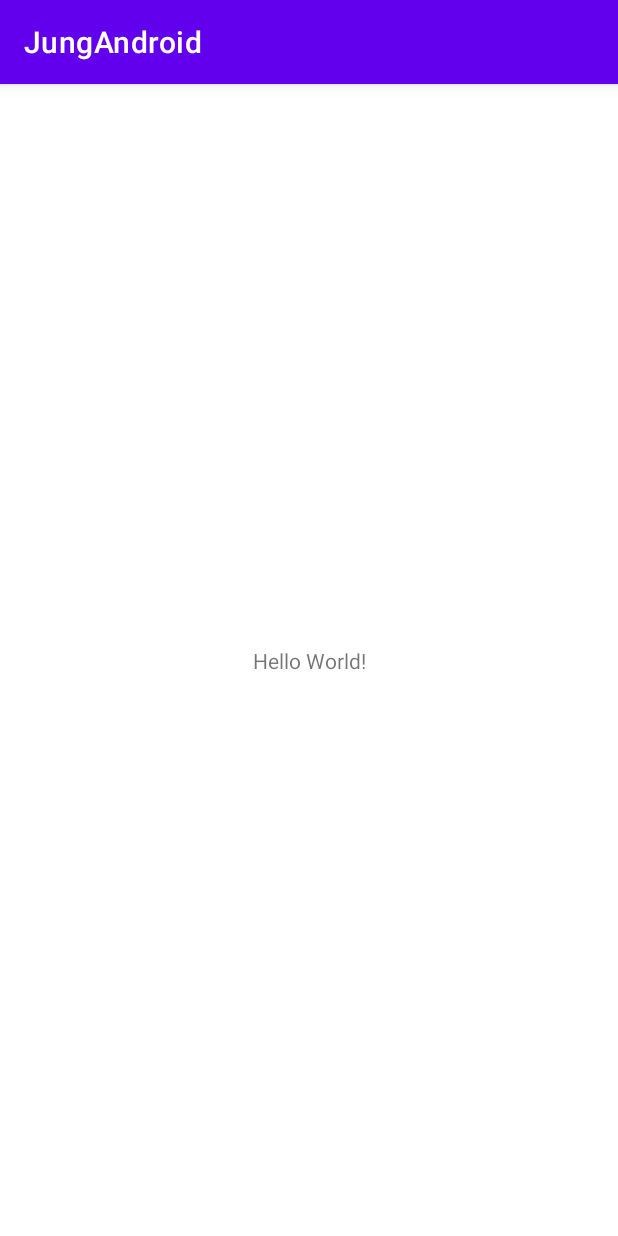
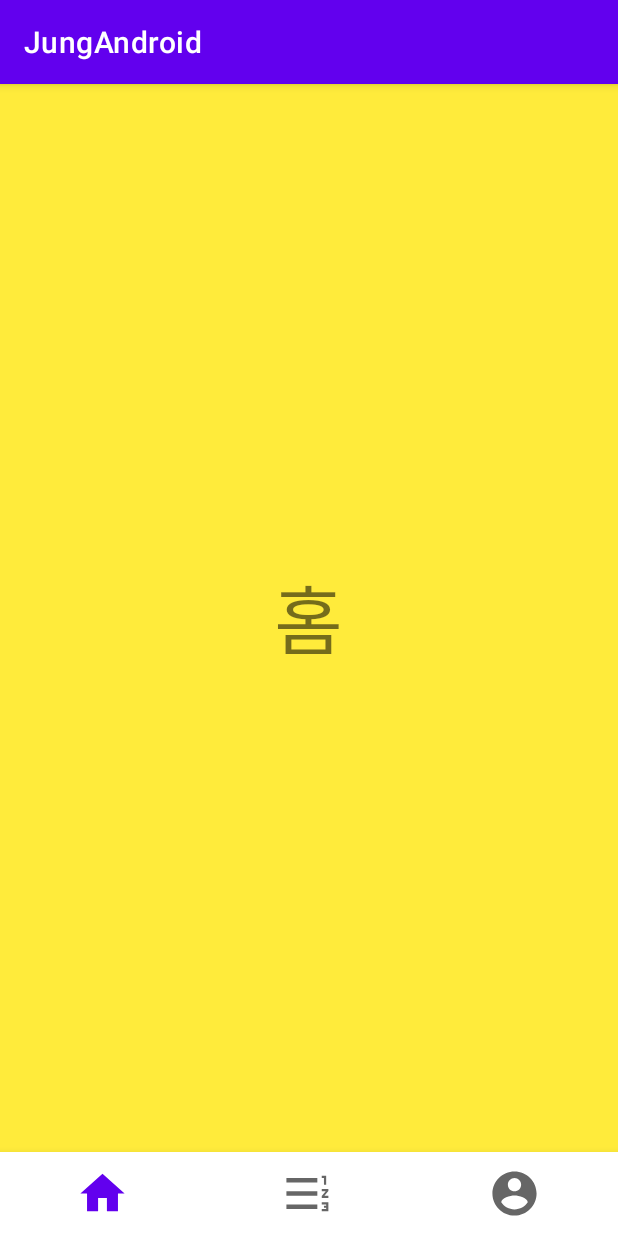
Before and after one commit to Liv66/JungAndroid, an Android app: the screen it shows after launch (MainActivity), on a phone screen of 412 x 824 dp. Run offline under Robolectric (Android 15) with nearby library versions, the phone set to English and light mode, and no system bars.

Commit message:
fragment의 동작 설명, navigationView를 사용하지 않고 framelayout을 navigationView로 사용, nav_graph를 사용하지 않고 프래그먼트 전환, supportFragmentManager을 활용해 프래그먼트 add replace 방법

```diff
--- a/JungAndroid/app/build.gradle
+++ b/JungAndroid/app/build.gradle
@@ -37,6 +37,7 @@ dependencies {
     implementation 'androidx.appcompat:appcompat:1.4.1'
     implementation 'com.google.android.material:material:1.5.0'
     implementation 'androidx.constraintlayout:constraintlayout:2.1.3'
+    implementation 'androidx.legacy:legacy-support-v4:1.0.0'
     testImplementation 'junit:junit:4.13.2'
     androidTestImplementation 'androidx.test.ext:junit:1.1.3'
     androidTestImplementation 'androidx.test.espresso:espresso-core:3.4.0'
--- /dev/null
+++ b/JungAndroid/app/src/main/java/com/example/jungandroid/HomeFragment.kt
@@ -0,0 +1,45 @@
+package com.example.jungandroid
+
+import android.content.Context
+import android.os.Bundle
+import android.util.Log
+import androidx.fragment.app.Fragment
+import android.view.LayoutInflater
+import android.view.View
+import android.view.ViewGroup
+
+
+class HomeFragment : Fragment() {
+
+    companion object{
+        const val TAG: String = "로그"
+
+        fun newInstance() : HomeFragment{
+            return HomeFragment()
+        }
+    }
+
+    // 메모리에 올라갔을 때
+    override fun onCreate(savedInstanceState: Bundle?) {
+        super.onCreate(savedInstanceState)
+        Log.d(TAG, "HomeFragment- onCreate() called")
+    }
+
+    // 프래그먼트를 안고 있는 액티비티에 붙었을 때
+    override fun onAttach(context: Context) {
+        super.onAttach(context)
+        Log.d(TAG, "HomeFragment- onAttach() called")
+    }
+
+    // 뷰가 생성되었을 때
+    // 프래그먼트와 레이아웃을 연결시켜주는 부분
+    override fun onCreateView(
+        inflater: LayoutInflater, container: ViewGroup?,
+        savedInstanceState: Bundle?,
+    ): View? {
+
+        Log.d(TAG, "HomeFragment- onCreateView() called")
+
+        return inflater.inflate(R.layout.fragment_home, container, false)
+    }
+}
--- a/JungAndroid/app/src/main/java/com/example/jungandroid/MainActivity.kt
+++ b/JungAndroid/app/src/main/java/com/example/jungandroid/MainActivity.kt
@@ -1,11 +1,77 @@
 package com.example.jungandroid
 
+import android.os.Bundle
+import android.util.Log
+import android.view.MenuItem
 import androidx.appcompat.app.AppCompatActivity
-import android.os.Bundle
+import com.google.android.material.navigation.NavigationBarView
 
-class MainActivity : AppCompatActivity() {
+class MainActivity : AppCompatActivity(), NavigationBarView.OnItemSelectedListener {
+
+    private lateinit var homeFragment: HomeFragment
+    private lateinit var rankingFragment: RankingFragment
+    private lateinit var profileFragment: ProfileFragment
+
+    companion object {
+
+        val TAG: String = "로그"
+
+    }
+
     override fun onCreate(savedInstanceState: Bundle?) {
         super.onCreate(savedInstanceState)
         setContentView(R.layout.activity_main)
+
+//        findViewById<NavigationBarView>(R.id.bottom_nav).setOnItemSelectedListener(onBottomNavItemSelectedListener)
+        findViewById<NavigationBarView>(R.id.bottom_nav).setOnItemSelectedListener(this)
+        homeFragment = HomeFragment.newInstance()
+        supportFragmentManager.beginTransaction().add(R.id.fragment_frame, homeFragment)
+            .commit() // 처음 프래그먼트를 올릴 때는 add로 올려야한다.
+
+    }
+
+    override fun onNavigationItemSelected(item: MenuItem): Boolean {
+        Log.d(TAG, "MainActivity- onNavigationItemSelected() called")
+
+        when (item.itemId) {
+            R.id.menu_home -> {
+                Log.d(TAG, "MainActivity- 홈버튼 클릭 called")
+                homeFragment = HomeFragment.newInstance()
+                supportFragmentManager.beginTransaction().replace(R.id.fragment_frame, homeFragment)
+                    .commit()
+                // replace(출력할 레이아웃, 올릴 레이아웃), replace는 올려져있는 프래그먼트를 교체한다.
+//                supportFragmentManager.beginTransaction().add(R.id.fragment_frame, homeFragment).commit()
+                // add는 올려져있는 프래그먼트를 더한한다.
+            }
+            R.id.menu_ranking -> {
+                Log.d(TAG, "MainActivity- 랭킹버튼 클릭 called")
+                rankingFragment = RankingFragment.newInstance()
+                supportFragmentManager.beginTransaction()
+                    .replace(R.id.fragment_frame, rankingFragment).commit()
+            }
+            R.id.menu_profile -> {
+                Log.d(TAG, "MainActivity- 메뉴버튼 클릭 called")
+                profileFragment = ProfileFragment.newInstance()
+                supportFragmentManager.beginTransaction()
+                    .replace(R.id.fragment_frame, profileFragment).commit()
+            }
+        }
+        return true
+    }
+
+    // 인터페이스를 사용하지 않는 경우 바텀네비게이션 아이템 클릭 리스너 설정
+    private val onBottomNavItemSelectedListener = NavigationBarView.OnItemSelectedListener {
+        when (it.itemId) {
+            R.id.menu_home -> {
+                Log.d(TAG, "MainActivity- 홈버튼 클릭 called")
+            }
+            R.id.menu_ranking -> {
+                Log.d(TAG, "MainActivity- 랭킹버튼 클릭 called")
+            }
+            R.id.menu_profile -> {
+                Log.d(TAG, "MainActivity- 메뉴버튼 클릭 called")
+            }
+        }
+        true
     }
 }
--- /dev/null
+++ b/JungAndroid/app/src/main/res/drawable/ic_home.xml
@@ -0,0 +1,10 @@
+<vector xmlns:android="http://schemas.android.com/apk/res/android"
+    android:width="24dp"
+    android:height="24dp"
+    android:viewportWidth="24"
+    android:viewportHeight="24"
+    android:tint="?attr/colorControlNormal">
+  <path
+      android:fillColor="@android:color/white"
+      android:pathData="M10,20v-6h4v6h5v-8h3L12,3 2,12h3v8z"/>
+</vector>
--- /dev/null
+++ b/JungAndroid/app/src/main/res/drawable/ic_profile.xml
@@ -0,0 +1,10 @@
+<vector xmlns:android="http://schemas.android.com/apk/res/android"
+    android:width="24dp"
+    android:height="24dp"
+    android:viewportWidth="24"
+    android:viewportHeight="24"
+    android:tint="?attr/colorControlNormal">
+  <path
+      android:fillColor="@android:color/white"
+      android:pathData="M12,2C6.48,2 2,6.48 2,12s4.48,10 10,10 10,-4.48 10,-10S17.52,2 12,2zM12,5c1.66,0 3,1.34 3,3s-1.34,3 -3,3 -3,-1.34 -3,-3 1.34,-3 3,-3zM12,19.2c-2.5,0 -4.71,-1.28 -6,-3.22 0.03,-1.99 4,-3.08 6,-3.08 1.99,0 5.97,1.09 6,3.08 -1.29,1.94 -3.5,3.22 -6,3.22z"/>
+</vector>
--- /dev/null
+++ b/JungAndroid/app/src/main/res/drawable/ic_ranking.xml
@@ -0,0 +1,10 @@
+<vector xmlns:android="http://schemas.android.com/apk/res/android"
+    android:width="24dp"
+    android:height="24dp"
+    android:viewportWidth="24"
+    android:viewportHeight="24"
+    android:tint="?attr/colorControlNormal">
+  <path
+      android:fillColor="@android:color/white"
+      android:pathData="M18,17h2v0.5h-1v1h1v0.5h-2v1h3v-4h-3zM19,8h1L20,4h-2v1h1zM18,11h1.8L18,13.1v0.9h3v-1h-1.8l1.8,-2.1L21,10h-3zM2,5h14v2L2,7zM2,17h14v2L2,19zM2,11h14v2L2,13z"/>
+</vector>
--- a/JungAndroid/app/src/main/res/layout/activity_main.xml
+++ b/JungAndroid/app/src/main/res/layout/activity_main.xml
@@ -1,18 +1,29 @@
 <?xml version="1.0" encoding="utf-8"?>
-<androidx.constraintlayout.widget.ConstraintLayout xmlns:android="http://schemas.android.com/apk/res/android"
+<RelativeLayout xmlns:android="http://schemas.android.com/apk/res/android"
     xmlns:app="http://schemas.android.com/apk/res-auto"
     xmlns:tools="http://schemas.android.com/tools"
     android:layout_width="match_parent"
     android:layout_height="match_parent"
+    android:background="#D8D8D8"
     tools:context=".MainActivity">
 
-    <TextView
-        android:layout_width="wrap_content"
+    <FrameLayout
+        android:id="@+id/fragment_frame"
+        android:layout_width="match_parent"
+        android:layout_height="match_parent"
+        android:layout_above="@id/bottom_nav"
+        android:layout_alignParentTop="true"
+        android:layout_centerHorizontal="true"
+        android:background="#3F51B5" />
+
+    <com.google.android.material.bottomnavigation.BottomNavigationView
+        android:id="@+id/bottom_nav"
+        android:layout_width="match_parent"
         android:layout_height="wrap_content"
-        android:text="Hello World!"
-        app:layout_constraintBottom_toBottomOf="parent"
-        app:layout_constraintLeft_toLeftOf="parent"
-        app:layout_constraintRight_toRightOf="parent"
-        app:layout_constraintTop_toTopOf="parent" />
+        android:layout_alignParentBottom="true"
+        android:layout_centerHorizontal="true"
+        app:itemIconSize="35dp"
+        app:labelVisibilityMode="unlabeled"
+        app:menu="@menu/bottom_nav_menu" />
 
-</androidx.constraintlayout.widget.ConstraintLayout>
+</RelativeLayout>
--- /dev/null
+++ b/JungAndroid/app/src/main/res/layout/fragment_home.xml
@@ -0,0 +1,16 @@
+<?xml version="1.0" encoding="utf-8"?>
+<LinearLayout xmlns:android="http://schemas.android.com/apk/res/android"
+    xmlns:tools="http://schemas.android.com/tools"
+    android:layout_width="match_parent"
+    android:layout_height="match_parent"
+    android:background="#FFEB3B"
+    android:gravity="center"
+    tools:context=".HomeFragment">
+
+    <TextView
+        android:layout_width="wrap_content"
+        android:layout_height="wrap_content"
+        android:text="홈"
+        android:textSize="50dp" />
+
+</LinearLayout>
--- /dev/null
+++ b/JungAndroid/app/src/main/res/menu/bottom_nav_menu.xml
@@ -0,0 +1,18 @@
+<?xml version="1.0" encoding="utf-8"?>
+<menu xmlns:android="http://schemas.android.com/apk/res/android">
+    <item
+        android:id="@+id/menu_home"
+        android:title="홈"
+        android:icon="@drawable/ic_home"
+        />
+    <item
+        android:id="@+id/menu_ranking"
+        android:title="랭킹"
+        android:icon="@drawable/ic_ranking"
+        />
+    <item
+        android:id="@+id/menu_profile"
+        android:title="프로필"
+        android:icon="@drawable/ic_profile"
+        />
+</menu>
--- a/JungAndroid/app/src/main/res/values/strings.xml
+++ b/JungAndroid/app/src/main/res/values/strings.xml
@@ -1,3 +1,5 @@
 <resources>
     <string name="app_name">JungAndroid</string>
+    <!-- TODO: Remove or change this placeholder text -->
+    <string name="hello_blank_fragment">Hello blank fragment</string>
 </resources>
```
Also changed, not shown: JungAndroid/app/src/main/java/com/example/jungandroid/ProfileFragment.kt (added, +27 -0 lines), JungAndroid/app/src/main/java/com/example/jungandroid/RankingFragment.kt (added, +27 -0 lines), JungAndroid/app/src/main/res/layout/fragment_profile.xml (added, +16 -0 lines), JungAndroid/app/src/main/res/layout/fragment_ranking.xml (added, +16 -0 lines).
